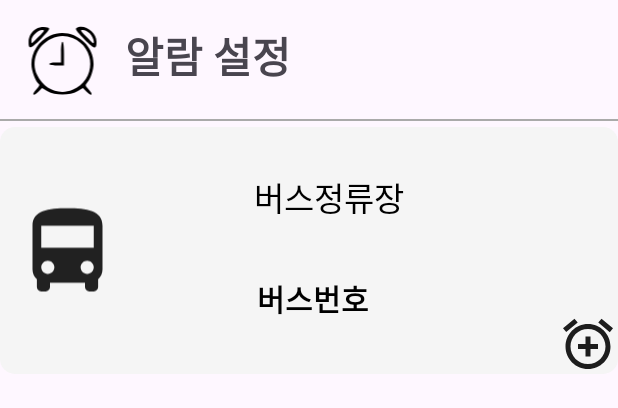
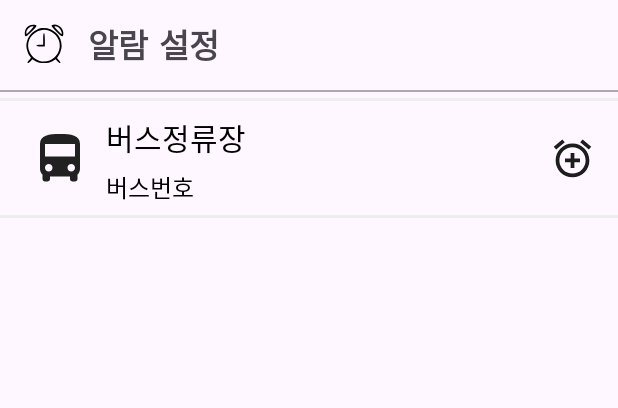
Before and after one commit to sin6708k/CatchingBus, an Android app: the layout fragment_schedule.xml on its own in the app's theme, with its tools: preview values and no code run, on a phone screen of 412 x 824 dp. Shown: the top 408 px of the screen. Run offline under Robolectric (Android 15) with nearby library versions, the phone set to English and light mode, and no system bars.

```diff
--- a/app/src/main/java/com/example/catchingbus/ui/view/AfterSearchFragment.kt
+++ b/app/src/main/java/com/example/catchingbus/ui/view/AfterSearchFragment.kt
@@ -132,6 +132,7 @@ class AfterSearchFragment : Fragment(),OnMapReadyCallback, BusSearchAdapter.OnBu
     override fun onResume() {
         super.onResume()
         mainbinding.textLayout.visibility=View.VISIBLE
+        mainbinding.myLayout.visibility=View.GONE
         mapView.onResume()
     }
     override fun onPause() {
--- a/app/src/main/java/com/example/catchingbus/ui/view/HomeFragment.kt
+++ b/app/src/main/java/com/example/catchingbus/ui/view/HomeFragment.kt
@@ -79,6 +79,7 @@ class HomeFragment : Fragment(),OnMapReadyCallback {
     override fun onResume() {
         super.onResume()
         Mainbinding.textLayout.visibility = View.VISIBLE
+        Mainbinding.myLayout.visibility=View.GONE
         mapView.onResume()
     }
 
--- a/app/src/main/java/com/example/catchingbus/ui/view/MainActivity.kt
+++ b/app/src/main/java/com/example/catchingbus/ui/view/MainActivity.kt
@@ -56,6 +56,7 @@ class MainActivity : AppCompatActivity() {
             when(item.itemId){
                 R.id.fragment_home->{ //홈버튼 누를시.
                     binding.textLayout.visibility=View.VISIBLE
+                    binding.myLayout.visibility=View.GONE
                     supportFragmentManager.beginTransaction().replace(R.id.frame_layout,
                         HomeFragment()
                     )
@@ -65,6 +66,7 @@ class MainActivity : AppCompatActivity() {
                 }
                 R.id.fragment_search->{ //검색버튼
                     binding.textLayout.visibility=View.VISIBLE
+                    binding.myLayout.visibility=View.GONE
                     supportFragmentManager.beginTransaction().replace(R.id.frame_layout,
                         SearchFragment()
                     )
@@ -74,6 +76,7 @@ class MainActivity : AppCompatActivity() {
                 }
                 R.id.fragment_menu->{ //메뉴버튼
                     binding.textLayout.visibility=View.GONE
+                    binding.myLayout.visibility=View.VISIBLE
                     supportFragmentManager.beginTransaction().replace(R.id.frame_layout,
                         FavoriteFragment()
                     )
--- a/app/src/main/java/com/example/catchingbus/ui/view/SearchFragment.kt
+++ b/app/src/main/java/com/example/catchingbus/ui/view/SearchFragment.kt
@@ -116,6 +116,7 @@ class SearchFragment : Fragment(), StationSearchAdapter.OnItemClickListener {
     override fun onResume() {
         Log.d("test","검색 resume")
         mainbinding.textLayout.visibility=View.VISIBLE
+        mainbinding.myLayout.visibility=View.GONE
         super.onResume()
     }
     override fun onItemClick(station: Station) {
--- /dev/null
+++ b/app/src/main/res/drawable/ic_people_24.xml
@@ -0,0 +1,5 @@
+<vector android:height="24dp" android:tint="#3D7DDC"
+    android:viewportHeight="24" android:viewportWidth="24"
+    android:width="24dp" xmlns:android="http://schemas.android.com/apk/res/android">
+    <path android:fillColor="@android:color/white" android:pathData="M16,11c1.66,0 2.99,-1.34 2.99,-3S17.66,5 16,5c-1.66,0 -3,1.34 -3,3s1.34,3 3,3zM8,11c1.66,0 2.99,-1.34 2.99,-3S9.66,5 8,5C6.34,5 5,6.34 5,8s1.34,3 3,3zM8,13c-2.33,0 -7,1.17 -7,3.5L1,19h14v-2.5c0,-2.33 -4.67,-3.5 -7,-3.5zM16,13c-0.29,0 -0.62,0.02 -0.97,0.05 1.16,0.84 1.97,1.97 1.97,3.45L17,19h6v-2.5c0,-2.33 -4.67,-3.5 -7,-3.5z"/>
+</vector>
--- a/app/src/main/res/layout/activity_main.xml
+++ b/app/src/main/res/layout/activity_main.xml
@@ -13,6 +13,7 @@
         style="@style/Widget.MaterialComponents.TextInputLayout.OutlinedBox.Dense"
         android:layout_width="0dp"
         android:layout_height="0dp"
+        android:visibility="gone"
         app:layout_constraintHeight_percent="0.1"
         android:hint="버스정류장을 검색"
         app:endIconMode="clear_text"
@@ -28,6 +29,33 @@
             />
     </com.google.android.material.textfield.TextInputLayout>
 
+    <!-- 여기부터 비율 조정 -->
+    <LinearLayout
+        android:id="@+id/my_layout"
+        android:layout_width="0dp"
+        android:layout_height="0dp"
+        app:layout_constraintHeight_percent="0.1"
+        app:layout_constraintTop_toTopOf="parent"
+        app:layout_constraintStart_toStartOf="parent"
+        app:layout_constraintEnd_toEndOf="parent"
+        android:visibility="visible"
+        android:orientation="horizontal">
+
+        <ImageView
+            android:layout_width="0dp"
+            android:layout_weight="1"
+            android:layout_height="match_parent"
+            android:src="@drawable/ic_people_24"
+            />
+        <TextView
+            android:layout_width="0dp"
+            android:layout_weight="3"
+            android:layout_height="match_parent"
+            android:gravity="center_vertical"
+            android:textSize="30sp"
+            android:text="마이 페이지"/>
+    </LinearLayout>
+    <!-- 여기까지 -->
     <FrameLayout
         android:id="@+id/frame_layout"
         android:layout_width="0dp"
--- a/app/src/main/res/layout/fragment_schedule.xml
+++ b/app/src/main/res/layout/fragment_schedule.xml
@@ -10,14 +10,14 @@
         android:id="@+id/contst"
         android:layout_width="match_parent"
         android:layout_height="match_parent">
-    <!-- TODO: Update blank fragment layout -->
+        <!-- TODO: Update blank fragment layout -->
 
         <androidx.constraintlayout.widget.ConstraintLayout
             android:id="@+id/title"
             android:layout_width="match_parent"
-            android:layout_height="0dp"
+            android:layout_height="80dp"
             android:layout_marginTop="5dp"
-            android:background="@drawable/rounded_rec_light_gray"
+            android:background="@drawable/round_view"
             android:gravity="center_horizontal"
             android:orientation="vertical"
             app:layout_constraintEnd_toEndOf="parent"
@@ -32,79 +32,78 @@
                 android:id="@+id/StationTextView"
                 android:layout_width="wrap_content"
                 android:layout_height="wrap_content"
-                android:layout_marginStart="15dp"
-                android:layout_marginTop="20dp"
+                android:layout_marginStart="45dp"
+                android:layout_marginTop="6dp"
+                android:layout_gravity="left"
                 android:hint="버스정류장"
-                android:padding="10dp"
-                android:textAlignment="viewStart"
+                android:fontFamily="@font/worksans"
+                android:padding="5dp"
                 android:textColor="@color/blue"
                 android:textColorHint="@color/black"
-                android:textSize="22sp"
-                app:layout_constraintBottom_toBottomOf="parent"
-                app:layout_constraintEnd_toEndOf="parent"
-                app:layout_constraintHorizontal_bias="0.324"
-                app:layout_constraintStart_toEndOf="@id/imageView3"
-                app:layout_constraintTop_toTopOf="parent"
-                app:layout_constraintVertical_bias="0.0" />
+                android:textSize="20sp"
+                app:layout_constraintHorizontal_chainStyle="packed"
+                app:layout_constraintBottom_toTopOf="@id/BusTextView"
+                app:layout_constraintStart_toStartOf="@id/imageView3"
+                app:layout_constraintTop_toTopOf="parent" />
 
             <TextView
                 android:id="@+id/BusTextView"
                 android:layout_width="wrap_content"
                 android:layout_height="wrap_content"
-                android:layout_marginStart="15dp"
-                android:layout_marginBottom="20dp"
+                android:layout_marginStart="45dp"
+                android:layout_gravity="left"
                 android:hint="버스번호"
-                android:padding="10dp"
-                android:textAlignment="center"
-                android:textColor="#000000"
+                android:paddingTop="0dp"
+                android:paddingLeft="5dp"
+                android:textColor="@color/deepgray"
                 android:textColorHint="@color/black"
-                android:textSize="20sp"
-                android:textStyle="bold"
-                app:layout_constraintBottom_toBottomOf="parent"
-                app:layout_constraintEnd_toEndOf="parent"
-                app:layout_constraintHorizontal_bias="0.296"
-                app:layout_constraintStart_toEndOf="@id/imageView3"
+                android:textSize="16sp"
+                app:layout_constraintStart_toStartOf="@id/imageView3"
                 app:layout_constraintTop_toBottomOf="@+id/StationTextView"
-                app:layout_constraintVertical_bias="0.75" />
+                />
 
             <ImageView
                 android:id="@+id/imageView3"
-                android:layout_width="70dp"
-                android:layout_height="100dp"
-                android:layout_marginStart="10dp"
+                android:layout_width="40dp"
+                android:layout_height="40dp"
+                android:layout_marginStart="20dp"
+                app:flow_verticalAlign="center"
                 android:src="@drawable/ic_bus"
                 app:layout_constraintBottom_toBottomOf="parent"
+                app:layout_constraintEnd_toStartOf="@+id/StationTextView"
                 app:layout_constraintHorizontal_bias="0.0"
                 app:layout_constraintStart_toStartOf="parent"
                 app:layout_constraintTop_toTopOf="parent"
                 app:layout_constraintVertical_bias="0.512" />
+
+            <ImageView
+                android:id="@+id/add_alarm"
+                android:layout_width="30dp"
+                android:layout_height="30dp"
+                android:layout_marginEnd="15dp"
+                android:src="@drawable/ic_add_alarm"
+                app:layout_constraintEnd_toEndOf="parent"
+                app:layout_constraintTop_toTopOf="parent"
+                app:layout_constraintBottom_toBottomOf="parent"
+                app:flow_verticalAlign="center"/>
         </androidx.constraintlayout.widget.ConstraintLayout>
-
-        <ImageView
-            android:id="@+id/add_alarm"
-            app:layout_constraintBottom_toBottomOf="@id/title"
-            android:src="@drawable/ic_add_alarm"
-            app:layout_constraintEnd_toEndOf="parent"
-            android:layout_width="40dp"
-            android:layout_height="40dp"/>
 
         <androidx.recyclerview.widget.RecyclerView
             android:id="@+id/schedule_recycler"
-            android:layout_width="413dp"
+            android:layout_width="match_parent"
             android:layout_height="495dp"
-            android:layout_marginTop="10dp"
             app:layout_constraintEnd_toEndOf="parent"
             app:layout_constraintHeight_percent="0.5"
             app:layout_constraintHorizontal_bias="0.0"
             app:layout_constraintStart_toStartOf="parent"
-            app:layout_constraintTop_toBottomOf="@id/title" />
+            app:layout_constraintTop_toBottomOf="@+id/title" />
 
 
         <View
             android:id="@+id/view"
             android:layout_width="match_parent"
             android:layout_height="1dp"
-            android:layout_marginTop="5dp"
+            android:layout_marginTop="0dp"
             android:background="@android:color/darker_gray"
             app:layout_constraintBottom_toBottomOf="@id/title"
             app:layout_constraintTop_toBottomOf="@+id/linearLayout"
@@ -114,15 +113,16 @@
         <LinearLayout
             android:id="@+id/linearLayout"
             android:layout_width="406dp"
-            android:layout_height="74dp"
-            android:orientation="horizontal">
+            android:layout_height="60dp"
+            android:orientation="horizontal"
+            tools:ignore="MissingConstraints">
 
             <ImageView
                 android:id="@+id/imageView"
-                android:layout_width="51dp"
-                android:layout_height="49dp"
-                android:layout_marginStart="16dp"
-                android:layout_marginTop="16dp"
+                android:layout_width="28dp"
+                android:layout_height="28dp"
+                android:layout_marginStart="15dp"
+                android:layout_marginTop="15dp"
                 android:src="@drawable/ic_alarm_clock" />
 
             <TextView
@@ -130,11 +130,14 @@
                 android:layout_width="wrap_content"
                 android:layout_height="wrap_content"
                 android:layout_gravity="center"
-                android:layout_marginStart="16dp"
+                android:layout_marginStart="15dp"
                 android:text="알람 설정"
-                android:textSize="28sp"
-                android:textStyle="bold" />
+                android:fontFamily="@font/worksans"
+                android:textStyle="bold"
+                android:textSize="22sp" />
+
         </LinearLayout>
+
 
     </androidx.constraintlayout.widget.ConstraintLayout>
 </FrameLayout>
```
